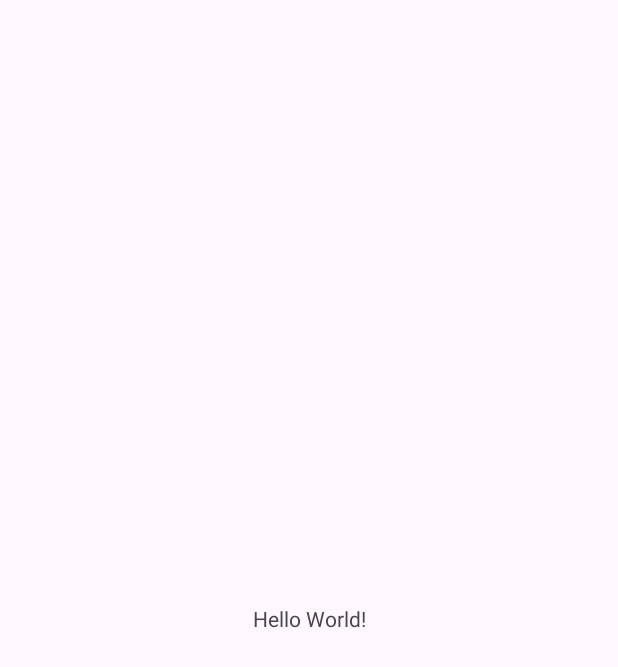
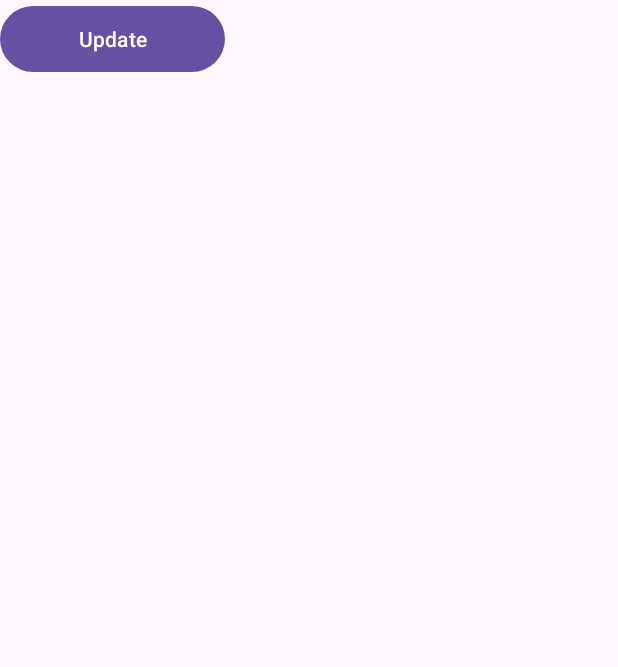
Before and after one commit to AkshaySarkale/Music-Application, an Android app: the screen it shows after launch (MainActivity), on a phone screen of 412 x 824 dp. Before the commit the part shown is almost empty. Shown: the top 667 px of the screen. Run offline under Robolectric (Android 15) with nearby library versions, the phone set to English and light mode, and no system bars.

```diff
--- a/app/build.gradle.kts
+++ b/app/build.gradle.kts
@@ -42,6 +42,7 @@ dependencies {
     implementation(libs.material)
     implementation(libs.androidx.activity)
     implementation(libs.androidx.constraintlayout)
+    implementation(libs.google.material)
     testImplementation(libs.junit)
     androidTestImplementation(libs.androidx.junit)
     androidTestImplementation(libs.androidx.espresso.core)
--- a/app/src/main/AndroidManifest.xml
+++ b/app/src/main/AndroidManifest.xml
@@ -13,6 +13,9 @@
         android:theme="@style/Theme.HomePage"
         tools:targetApi="31">
         <activity
+            android:name=".Login_Activity"
+            android:exported="true" />
+        <activity
             android:name=".MainActivity"
             android:exported="true">
             <intent-filter>
--- a/app/src/main/java/com/example/homepage/MainActivity.kt
+++ b/app/src/main/java/com/example/homepage/MainActivity.kt
@@ -1,6 +1,7 @@
 package com.example.homepage
 
 import android.os.Bundle
+import android.widget.Button
 import android.widget.Toast
 import androidx.activity.enableEdgeToEdge
 import androidx.appcompat.app.AppCompatActivity
@@ -11,7 +12,14 @@ class MainActivity : AppCompatActivity() {
     override fun onCreate(savedInstanceState: Bundle?) {
         super.onCreate(savedInstanceState)
         setContentView(R.layout.activity_main)
-
+        changeTheam()
         Toast.makeText(this,"This App In Under A Development Phase:)",Toast.LENGTH_LONG).show();
     }
+    fun changeTheam()
+    {
+        val  theambtn=findViewById<Button>(R.id.theambtn);
+        theambtn.setOnClickListener {
+            Toast.makeText(this,"Checking For Updates",Toast.LENGTH_SHORT).show();
+        }
+    }
 }
--- a/app/src/main/res/layout/activity_main.xml
+++ b/app/src/main/res/layout/activity_main.xml
@@ -7,13 +7,11 @@
     android:layout_height="match_parent"
     tools:context=".MainActivity">
 
-    <TextView
-        android:layout_width="wrap_content"
-        android:layout_height="wrap_content"
-        android:text="Hello World!"
-        app:layout_constraintBottom_toBottomOf="parent"
-        app:layout_constraintEnd_toEndOf="parent"
-        app:layout_constraintStart_toStartOf="parent"
-        app:layout_constraintTop_toTopOf="parent" />
-
+    <Button
+        android:id="@+id/theambtn"
+        android:layout_width="150dp"
+        android:layout_height="52dp"
+        android:text="Update"
+        tools:layout_editor_absoluteX="139dp"
+        tools:layout_editor_absoluteY="339dp" />
 </androidx.constraintlayout.widget.ConstraintLayout>
--- a/gradle/libs.versions.toml
+++ b/gradle/libs.versions.toml
@@ -9,6 +9,7 @@ appcompat = "1.6.1"
 material = "1.10.0"
 activity = "1.8.0"
 constraintlayout = "2.1.4"
+materialVersion = "1.11.0"
 
 [libraries]
 androidx-core-ktx = { group = "androidx.core", name = "core-ktx", version.ref = "coreKtx" }
@@ -19,6 +20,7 @@ androidx-appcompat = { group = "androidx.appcompat", name = "appcompat", version
 material = { group = "com.google.android.material", name = "material", version.ref = "material" }
 androidx-activity = { group = "androidx.activity", name = "activity", version.ref = "activity" }
 androidx-constraintlayout = { group = "androidx.constraintlayout", name = "constraintlayout", version.ref = "constraintlayout" }
+google-material = { group = "com.google.android.material", name = "material", version.ref = "materialVersion" }
 
 [plugins]
 android-application = { id = "com.android.application", version.ref = "agp" }
```
